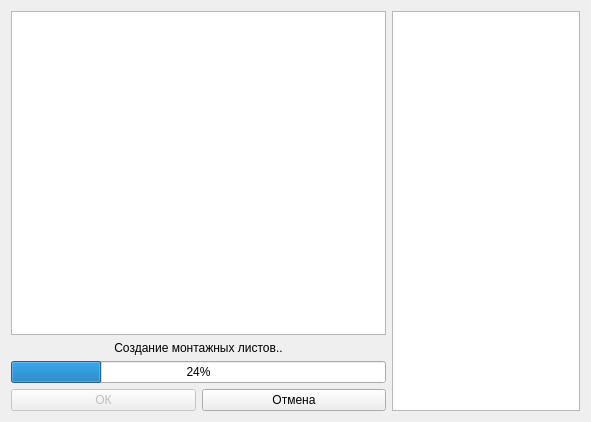
The window that sources/generating.ui (denzor200/BiffGui) describes before a commit, drawn with Qt 5.
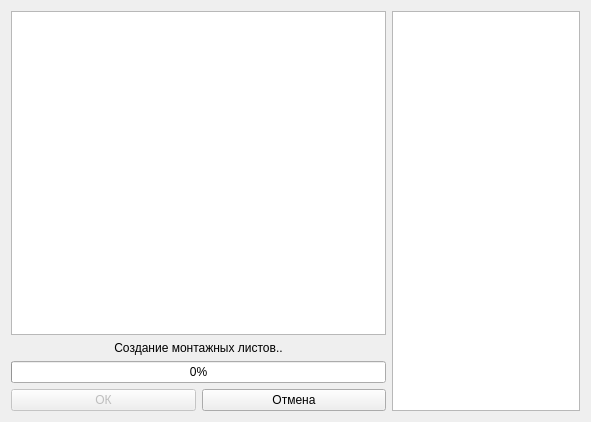
The same window after the commit.

Patch:
```diff
--- a/sources/generating.ui
+++ b/sources/generating.ui
@@ -51,7 +51,7 @@
         <bool>true</bool>
        </property>
        <property name="value">
-        <number>24</number>
+        <number>0</number>
        </property>
       </widget>
      </item>
```
Left out of the diff: 6 changed lines with no effect on the pictures.
